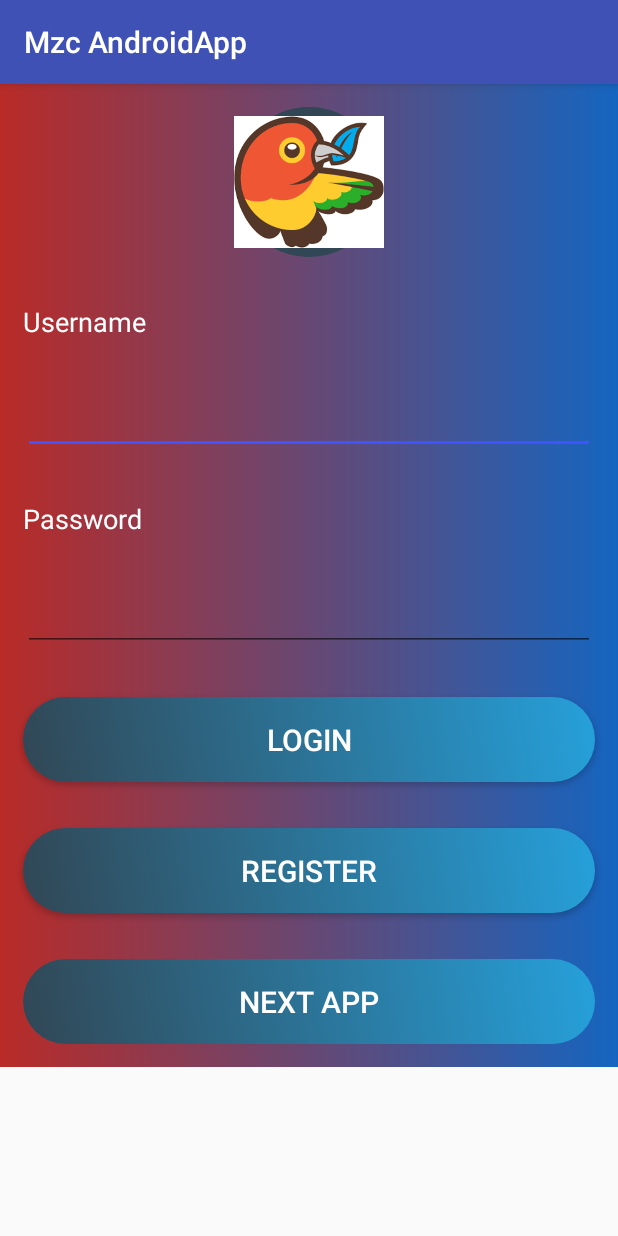
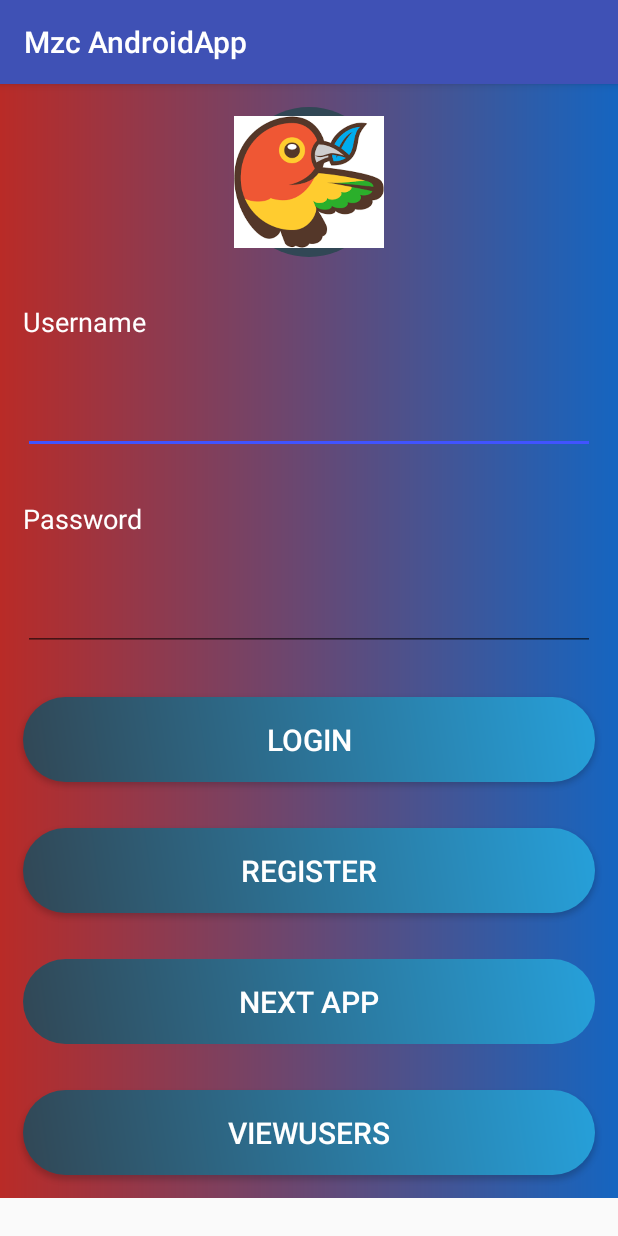
Before and after one commit to aswathy1998/aswathy, an Android app: the screen it shows after launch (MainActivity), on a phone screen of 412 x 824 dp. Run offline under Robolectric (Android 15) with nearby library versions, the phone set to English and light mode, and no system bars.

```diff
--- a/app/build.gradle
+++ b/app/build.gradle
@@ -20,6 +20,7 @@ android {
 }
 
 dependencies {
+    compile 'com.android.volley:volley:1.1.1'
     compile fileTree(dir: 'libs', include: ['*.jar'])
     testCompile 'junit:junit:4.12'
     compile 'com.android.support:appcompat-v7:24.1.1'
--- a/app/src/main/AndroidManifest.xml
+++ b/app/src/main/AndroidManifest.xml
@@ -1,6 +1,8 @@
 <?xml version="1.0" encoding="utf-8"?>
 <manifest xmlns:android="http://schemas.android.com/apk/res/android"
     package="com.example.aswathy.mzcandroidapp">
+    <uses-permission android:name="android.permission.INTERNET"/>
+
 
     <application
         android:allowBackup="true"
@@ -22,7 +24,8 @@
         <activity android:name=".subActivity" />
         <activity android:name=".mulActivity" />
         <activity android:name=".divActivity" />
-        <activity android:name=".viewActivity"></activity>
+        <activity android:name=".viewActivity" />
+        <activity android:name=".userlist"></activity>
     </application>
 
 </manifest>
--- a/app/src/main/java/com/example/aswathy/mzcandroidapp/MainActivity.java
+++ b/app/src/main/java/com/example/aswathy/mzcandroidapp/MainActivity.java
@@ -11,7 +11,7 @@ import android.widget.Toast;
 
 public class MainActivity extends AppCompatActivity {
     EditText ed1,ed2;
-    Button b,b1,b2;
+    Button b,b1,b2,b3;
     String getusername,getpassword,checkusername;
     @Override
     protected void onCreate(Bundle savedInstanceState) {
@@ -32,6 +32,15 @@ public class MainActivity extends AppCompatActivity {
         b=(Button)findViewById(R.id.loginbutton);
         b1=(Button)findViewById(R.id.regr);
         b2=(Button)findViewById(R.id.napp);
+        b3=(Button)findViewById(R.id.viewusers);
+
+        b3.setOnClickListener(new View.OnClickListener() {
+            @Override
+            public void onClick(View view) {
+                Intent i= new Intent(getApplicationContext(),userlist.class);
+                startActivity(i);
+            }
+        });
 
         b.setOnClickListener(new View.OnClickListener() {
             @Override
--- a/app/src/main/res/layout/activity_main.xml
+++ b/app/src/main/res/layout/activity_main.xml
@@ -68,6 +68,15 @@
                     android:layout_height="wrap_content"
                     android:text="next app"
                     android:id="@+id/napp"/>
+                <Button
+                    android:textSize="20dp"
+                    android:layout_margin="15dp"
+                    android:textColor="#ffffff"
+                    android:background="@drawable/buttonstylings"
+                    android:id="@+id/viewusers"
+                    android:layout_width="match_parent"
+                    android:layout_height="wrap_content"
+                    android:text="viewusers"/>
 
 
         </LinearLayout>
```
Also changed, not shown: app/src/main/java/com/example/aswathy/mzcandroidapp/userlist.java (added, +92 -0 lines), app/src/main/res/layout/activity_userlist.xml (added, +22 -0 lines).
